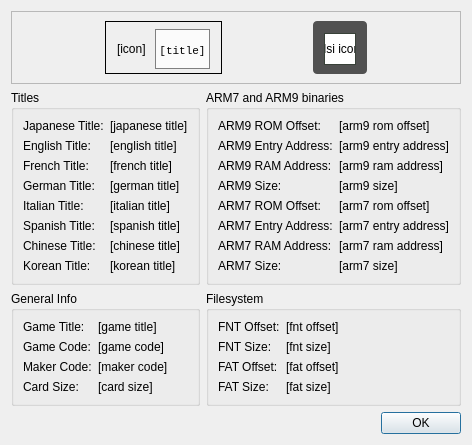
Old version of the form src/frontend/qt_sdl/ROMInfoDialog.ui in the repository melonDS-emu/melonDS.
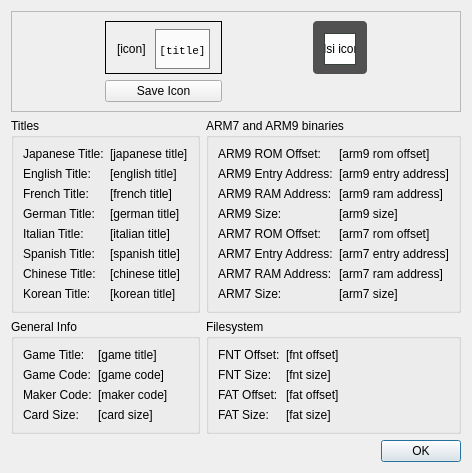
New version of the form.

Commit message: Allow saving icon

```diff
--- a/src/frontend/qt_sdl/ROMInfoDialog.ui
+++ b/src/frontend/qt_sdl/ROMInfoDialog.ui
@@ -7,7 +7,7 @@
     <x>0</x>
     <y>0</y>
     <width>433</width>
-    <height>405</height>
+    <height>434</height>
    </rect>
   </property>
   <property name="sizePolicy">
@@ -20,359 +20,6 @@
    <string>ROM Info - melonDS</string>
   </property>
   <layout class="QGridLayout" name="gridLayout">
-   <item row="1" column="1">
-    <widget class="QGroupBox" name="arm9AndArm7Binaries">
-     <property name="title">
-      <string>ARM7 and ARM9 binaries</string>
-     </property>
-     <layout class="QFormLayout" name="formLayout_2">
-      <item row="0" column="0">
-       <widget class="QLabel" name="label_11">
-        <property name="font">
-         <font>
-          <underline>false</underline>
-         </font>
-        </property>
-        <property name="text">
-         <string>ARM9 ROM Offset: </string>
-        </property>
-       </widget>
-      </item>
-      <item row="0" column="1">
-       <widget class="QLabel" name="arm9RomOffset">
-        <property name="text">
-         <string>[arm9 rom offset]</string>
-        </property>
-       </widget>
-      </item>
-      <item row="1" column="0">
-       <widget class="QLabel" name="label_12">
-        <property name="font">
-         <font>
-          <underline>false</underline>
-         </font>
-        </property>
-        <property name="text">
-         <string>ARM9 Entry Address:</string>
-        </property>
-       </widget>
-      </item>
-      <item row="1" column="1">
-       <widget class="QLabel" name="arm9EntryAddress">
-        <property name="text">
-         <string>[arm9 entry address]</string>
-        </property>
-       </widget>
-      </item>
-      <item row="2" column="0">
-       <widget class="QLabel" name="label_14">
-        <property name="font">
-         <font>
-          <underline>false</underline>
-         </font>
-        </property>
-        <property name="text">
-         <string>ARM9 RAM Address:</string>
-        </property>
-       </widget>
-      </item>
-      <item row="2" column="1">
-       <widget class="QLabel" name="arm9RamAddress">
-        <property name="text">
-         <string>[arm9 ram address]</string>
-        </property>
-       </widget>
-      </item>
-      <item row="3" column="0">
-       <widget class="QLabel" name="label_16">
-        <property name="font">
-         <font>
-          <underline>false</underline>
-         </font>
-        </property>
-        <property name="text">
-         <string>ARM9 Size:</string>
-        </property>
-       </widget>
-      </item>
-      <item row="3" column="1">
-       <widget class="QLabel" name="arm9Size">
-        <property name="text">
-         <string>[arm9 size]</string>
-        </property>
-       </widget>
-      </item>
-      <item row="4" column="0">
-       <widget class="QLabel" name="label_15">
-        <property name="font">
-         <font>
-          <underline>false</underline>
-         </font>
-        </property>
-        <property name="text">
-         <string>ARM7 ROM Offset: </string>
-        </property>
-       </widget>
-      </item>
-      <item row="4" column="1">
-       <widget class="QLabel" name="arm7RomOffset">
-        <property name="text">
-         <string>[arm7 rom offset]</string>
-        </property>
-       </widget>
-      </item>
-      <item row="5" column="0">
-       <widget class="QLabel" name="label_13">
-        <property name="font">
-         <font>
-          <underline>false</underline>
-         </font>
-        </property>
-        <property name="text">
-         <string>ARM7 Entry Address:</string>
-        </property>
-       </widget>
-      </item>
-      <item row="5" column="1">
-       <widget class="QLabel" name="arm7EntryAddress">
-        <property name="text">
-         <string>[arm7 entry address]</string>
-        </property>
-       </widget>
-      </item>
-      <item row="6" column="0">
-       <widget class="QLabel" name="label_18">
-        <property name="font">
-         <font>
-          <underline>false</underline>
-         </font>
-        </property>
-        <property name="text">
-         <string>ARM7 RAM Address:</string>
-        </property>
-       </widget>
-      </item>
-      <item row="6" column="1">
-       <widget class="QLabel" name="arm7RamAddress">
-        <property name="text">
-         <string>[arm7 ram address]</string>
-        </property>
-       </widget>
-      </item>
-      <item row="7" column="0">
-       <widget class="QLabel" name="label_17">
-        <property name="font">
-         <font>
-          <underline>false</underline>
-         </font>
-        </property>
-        <property name="text">
-         <string>ARM7 Size:</string>
-        </property>
-       </widget>
-      </item>
-      <item row="7" column="1">
-       <widget class="QLabel" name="arm7Size">
-        <property name="text">
-         <string>[arm7 size]</string>
-        </property>
-       </widget>
-      </item>
-     </layout>
-    </widget>
-   </item>
-   <item row="3" column="0" colspan="2">
-    <widget class="QDialogButtonBox" name="buttonBox">
-     <property name="orientation">
-      <enum>Qt::Horizontal</enum>
-     </property>
-     <property name="standardButtons">
-      <set>QDialogButtonBox::Ok</set>
-     </property>
-    </widget>
-   </item>
-   <item row="2" column="0">
-    <widget class="QGroupBox" name="generalInfo">
-     <property name="sizePolicy">
-      <sizepolicy hsizetype="MinimumExpanding" vsizetype="MinimumExpanding">
-       <horstretch>0</horstretch>
-       <verstretch>0</verstretch>
-      </sizepolicy>
-     </property>
-     <property name="title">
-      <string>General Info</string>
-     </property>
-     <layout class="QFormLayout" name="formLayout_3">
-      <item row="0" column="0">
-       <widget class="QLabel" name="label">
-        <property name="font">
-         <font>
-          <underline>false</underline>
-         </font>
-        </property>
-        <property name="text">
-         <string>Game Title:</string>
-        </property>
-       </widget>
-      </item>
-      <item row="0" column="1">
-       <widget class="QLabel" name="gameTitle">
-        <property name="text">
-         <string>[game title]</string>
-        </property>
-       </widget>
-      </item>
-      <item row="1" column="0">
-       <widget class="QLabel" name="label_8">
-        <property name="font">
-         <font>
-          <underline>false</underline>
-         </font>
-        </property>
-        <property name="text">
-         <string>Game Code:</string>
-        </property>
-       </widget>
-      </item>
-      <item row="1" column="1">
-       <widget class="QLabel" name="gameCode">
-        <property name="text">
-         <string>[game code]</string>
-        </property>
-       </widget>
-      </item>
-      <item row="2" column="0">
-       <widget class="QLabel" name="label_9">
-        <property name="font">
-         <font>
-          <underline>false</underline>
-         </font>
-        </property>
-        <property name="text">
-         <string>Maker Code:</string>
-        </property>
-       </widget>
-      </item>
-      <item row="2" column="1">
-       <widget class="QLabel" name="makerCode">
-        <property name="text">
-         <string>[maker code]</string>
-        </property>
-       </widget>
-      </item>
-      <item row="3" column="0">
-       <widget class="QLabel" name="label_10">
-        <property name="font">
-         <font>
-          <underline>false</underline>
-         </font>
-        </property>
-        <property name="text">
-         <string>Card Size:</string>
-        </property>
-       </widget>
-      </item>
-      <item row="3" column="1">
-       <widget class="QLabel" name="cardSize">
-        <property name="text">
-         <string>[card size]</string>
-        </property>
-       </widget>
-      </item>
-     </layout>
-    </widget>
-   </item>
-   <item row="2" column="1">
-    <widget class="QGroupBox" name="filesystem">
-     <property name="sizePolicy">
-      <sizepolicy hsizetype="MinimumExpanding" vsizetype="MinimumExpanding">
-       <horstretch>0</horstretch>
-       <verstretch>0</verstretch>
-      </sizepolicy>
-     </property>
-     <property name="title">
-      <string>Filesystem</string>
-     </property>
-     <layout class="QFormLayout" name="formLayout_4">
-      <item row="0" column="0">
-       <widget class="QLabel" name="label_19">
-        <property name="font">
-         <font>
-          <underline>false</underline>
-         </font>
-        </property>
-        <property name="text">
-         <string>FNT Offset:</string>
-        </property>
-       </widget>
-      </item>
-      <item row="0" column="1">
-       <widget class="QLabel" name="fntOffset">
-        <property name="text">
-         <string>[fnt offset]</string>
-        </property>
-       </widget>
-      </item>
-      <item row="1" column="0">
-       <widget class="QLabel" name="label_20">
-        <property name="font">
-         <font>
-          <underline>false</underline>
-         </font>
-        </property>
-        <property name="text">
-         <string>FNT Size:</string>
-        </property>
-       </widget>
-      </item>
-      <item row="1" column="1">
-       <widget class="QLabel" name="fntSize">
-        <property name="text">
-         <string>[fnt size]</string>
-        </property>
-       </widget>
-      </item>
-      <item row="2" column="0">
-       <widget class="QLabel" name="label_21">
-        <property name="font">
-         <font>
-          <underline>false</underline>
-         </font>
-        </property>
-        <property name="text">
-         <string>FAT Offset:</string>
-        </property>
-       </widget>
-      </item>
-      <item row="2" column="1">
-       <widget class="QLabel" name="fatOffset">
-        <property name="text">
-         <string>[fat offset]</string>
-        </property>
-       </widget>
-      </item>
-      <item row="3" column="0">
-       <widget class="QLabel" name="label_22">
-        <property name="font">
-         <font>
-          <underline>false</underline>
-         </font>
-        </property>
-        <property name="text">
-         <string>FAT Size:</string>
-        </property>
-       </widget>
-      </item>
-      <item row="3" column="1">
-       <widget class="QLabel" name="fatSize">
-        <property name="text">
-         <string>[fat size]</string>
-        </property>
-       </widget>
-      </item>
-     </layout>
-    </widget>
-   </item>
    <item row="0" column="0" colspan="2">
     <widget class="QFrame" name="frame_2">
      <property name="frameShape">
@@ -618,10 +265,56 @@
         </layout>
        </widget>
       </item>
+      <item row="0" column="0">
+       <spacer name="horizontalSpacer">
+        <property name="orientation">
+         <enum>Qt::Horizontal</enum>
+        </property>
+        <property name="sizeHint" stdset="0">
+         <size>
+          <width>55</width>
+          <height>20</height>
+         </size>
+        </property>
+       </spacer>
+      </item>
+      <item row="0" column="4">
+       <spacer name="horizontalSpacer_3">
+        <property name="orientation">
+         <enum>Qt::Horizontal</enum>
+        </property>
+        <property name="sizeHint" stdset="0">
+         <size>
+          <width>40</width>
+          <height>20</height>
+         </size>
+        </property>
+       </spacer>
+      </item>
+      <item row="0" column="2">
+       <spacer name="horizontalSpacer_2">
+        <property name="orientation">
+         <enum>Qt::Horizontal</enum>
+        </property>
+        <property name="sizeHint" stdset="0">
+         <size>
+          <width>40</width>
+          <height>20</height>
+         </size>
+        </property>
+       </spacer>
+      </item>
+      <item row="1" column="1">
+       <widget class="QPushButton" name="saveIconButton">
+        <property name="text">
+         <string>Save Icon</string>
+        </property>
+       </widget>
+      </item>
      </layout>
     </widget>
    </item>
-   <item row="1" column="0">
+   <item row="2" column="0">
     <widget class="QGroupBox" name="titles">
      <property name="sizePolicy">
       <sizepolicy hsizetype="MinimumExpanding" vsizetype="MinimumExpanding">
@@ -788,6 +481,359 @@
      </layout>
     </widget>
    </item>
+   <item row="2" column="1">
+    <widget class="QGroupBox" name="arm9AndArm7Binaries">
+     <property name="title">
+      <string>ARM7 and ARM9 binaries</string>
+     </property>
+     <layout class="QFormLayout" name="formLayout_2">
+      <item row="0" column="0">
+       <widget class="QLabel" name="label_11">
+        <property name="font">
+         <font>
+          <underline>false</underline>
+         </font>
+        </property>
+        <property name="text">
+         <string>ARM9 ROM Offset: </string>
+        </property>
+       </widget>
+      </item>
+      <item row="0" column="1">
+       <widget class="QLabel" name="arm9RomOffset">
+        <property name="text">
+         <string>[arm9 rom offset]</string>
+        </property>
+       </widget>
+      </item>
+      <item row="1" column="0">
+       <widget class="QLabel" name="label_12">
+        <property name="font">
+         <font>
+          <underline>false</underline>
+         </font>
+        </property>
+        <property name="text">
+         <string>ARM9 Entry Address:</string>
+        </property>
+       </widget>
+      </item>
+      <item row="1" column="1">
+       <widget class="QLabel" name="arm9EntryAddress">
+        <property name="text">
+         <string>[arm9 entry address]</string>
+        </property>
+       </widget>
+      </item>
+      <item row="2" column="0">
+       <widget class="QLabel" name="label_14">
+        <property name="font">
+         <font>
+          <underline>false</underline>
+         </font>
+        </property>
+        <property name="text">
+         <string>ARM9 RAM Address:</string>
+        </property>
+       </widget>
+      </item>
+      <item row="2" column="1">
+       <widget class="QLabel" name="arm9RamAddress">
+        <property name="text">
+         <string>[arm9 ram address]</string>
+        </property>
+       </widget>
+      </item>
+      <item row="3" column="0">
+       <widget class="QLabel" name="label_16">
+        <property name="font">
+         <font>
+          <underline>false</underline>
+         </font>
+        </property>
+        <property name="text">
+         <string>ARM9 Size:</string>
+        </property>
+       </widget>
+      </item>
+      <item row="3" column="1">
+       <widget class="QLabel" name="arm9Size">
+        <property name="text">
+         <string>[arm9 size]</string>
+        </property>
+       </widget>
+      </item>
+      <item row="4" column="0">
+       <widget class="QLabel" name="label_15">
+        <property name="font">
+         <font>
+          <underline>false</underline>
+         </font>
+        </property>
+        <property name="text">
+         <string>ARM7 ROM Offset: </string>
+        </property>
+       </widget>
+      </item>
+      <item row="4" column="1">
+       <widget class="QLabel" name="arm7RomOffset">
+        <property name="text">
+         <string>[arm7 rom offset]</string>
+        </property>
+       </widget>
+      </item>
+      <item row="5" column="0">
+       <widget class="QLabel" name="label_13">
+        <property name="font">
+         <font>
+          <underline>false</underline>
+         </font>
+        </property>
+        <property name="text">
+         <string>ARM7 Entry Address:</string>
+        </property>
+       </widget>
+      </item>
+      <item row="5" column="1">
+       <widget class="QLabel" name="arm7EntryAddress">
+        <property name="text">
+         <string>[arm7 entry address]</string>
+        </property>
+       </widget>
+      </item>
+      <item row="6" column="0">
+       <widget class="QLabel" name="label_18">
+        <property name="font">
+         <font>
+          <underline>false</underline>
+         </font>
+        </property>
+        <property name="text">
+         <string>ARM7 RAM Address:</string>
+        </property>
+       </widget>
+      </item>
+      <item row="6" column="1">
+       <widget class="QLabel" name="arm7RamAddress">
+        <property name="text">
+         <string>[arm7 ram address]</string>
+        </property>
+       </widget>
+      </item>
+      <item row="7" column="0">
+       <widget class="QLabel" name="label_17">
+        <property name="font">
+         <font>
+          <underline>false</underline>
+         </font>
+        </property>
+        <property name="text">
+         <string>ARM7 Size:</string>
+        </property>
+       </widget>
+      </item>
+      <item row="7" column="1">
+       <widget class="QLabel" name="arm7Size">
+        <property name="text">
+         <string>[arm7 size]</string>
+        </property>
+       </widget>
+      </item>
+     </layout>
+    </widget>
+   </item>
+   <item row="3" column="1">
+    <widget class="QGroupBox" name="filesystem">
+     <property name="sizePolicy">
+      <sizepolicy hsizetype="MinimumExpanding" vsizetype="MinimumExpanding">
+       <horstretch>0</horstretch>
+       <verstretch>0</verstretch>
+      </sizepolicy>
+     </property>
+     <property name="title">
+      <string>Filesystem</string>
+     </property>
+     <layout class="QFormLayout" name="formLayout_4">
+      <item row="0" column="0">
+       <widget class="QLabel" name="label_19">
+        <property name="font">
+         <font>
+          <underline>false</underline>
+         </font>
+        </property>
+        <property name="text">
+         <string>FNT Offset:</string>
+        </property>
+       </widget>
+      </item>
+      <item row="0" column="1">
+       <widget class="QLabel" name="fntOffset">
+        <property name="text">
+         <string>[fnt offset]</string>
+        </property>
+       </widget>
+      </item>
+      <item row="1" column="0">
+       <widget class="QLabel" name="label_20">
+        <property name="font">
+         <font>
+          <underline>false</underline>
+         </font>
+        </property>
+        <property name="text">
+         <string>FNT Size:</string>
+        </property>
+       </widget>
+      </item>
+      <item row="1" column="1">
+       <widget class="QLabel" name="fntSize">
+        <property name="text">
+         <string>[fnt size]</string>
+        </property>
+       </widget>
+      </item>
+      <item row="2" column="0">
+       <widget class="QLabel" name="label_21">
+        <property name="font">
+         <font>
+          <underline>false</underline>
+         </font>
+        </property>
+        <property name="text">
+         <string>FAT Offset:</string>
+        </property>
+       </widget>
+      </item>
+      <item row="2" column="1">
+       <widget class="QLabel" name="fatOffset">
+        <property name="text">
+         <string>[fat offset]</string>
+        </property>
+       </widget>
+      </item>
+      <item row="3" column="0">
+       <widget class="QLabel" name="label_22">
+        <property name="font">
+         <font>
+          <underline>false</underline>
+         </font>
+        </property>
+        <property name="text">
+         <string>FAT Size:</string>
+        </property>
+       </widget>
+      </item>
+      <item row="3" column="1">
+       <widget class="QLabel" name="fatSize">
+        <property name="text">
+         <string>[fat size]</string>
+        </property>
+       </widget>
+      </item>
+     </layout>
+    </widget>
+   </item>
+   <item row="3" column="0">
+    <widget class="QGroupBox" name="generalInfo">
+     <property name="sizePolicy">
+      <sizepolicy hsizetype="MinimumExpanding" vsizetype="MinimumExpanding">
+       <horstretch>0</horstretch>
+       <verstretch>0</verstretch>
+      </sizepolicy>
+     </property>
+     <property name="title">
+      <string>General Info</string>
+     </property>
+     <layout class="QFormLayout" name="formLayout_3">
+      <item row="0" column="0">
+       <widget class="QLabel" name="label">
+        <property name="font">
+         <font>
+          <underline>false</underline>
+         </font>
+        </property>
+        <property name="text">
+         <string>Game Title:</string>
+        </property>
+       </widget>
+      </item>
+      <item row="0" column="1">
+       <widget class="QLabel" name="gameTitle">
+        <property name="text">
+         <string>[game title]</string>
+        </property>
+       </widget>
+      </item>
+      <item row="1" column="0">
+       <widget class="QLabel" name="label_8">
+        <property name="font">
+         <font>
+          <underline>false</underline>
+         </font>
+        </property>
+        <property name="text">
+         <string>Game Code:</string>
+        </property>
+       </widget>
+      </item>
+      <item row="1" column="1">
+       <widget class="QLabel" name="gameCode">
+        <property name="text">
+         <string>[game code]</string>
+        </property>
+       </widget>
+      </item>
+      <item row="2" column="0">
+       <widget class="QLabel" name="label_9">
+        <property name="font">
+         <font>
+          <underline>false</underline>
+         </font>
+        </property>
+        <property name="text">
+         <string>Maker Code:</string>
+        </property>
+       </widget>
+      </item>
+      <item row="2" column="1">
+       <widget class="QLabel" name="makerCode">
+        <property name="text">
+         <string>[maker code]</string>
+        </property>
+       </widget>
+      </item>
+      <item row="3" column="0">
+       <widget class="QLabel" name="label_10">
+        <property name="font">
+         <font>
+          <underline>false</underline>
+         </font>
+        </property>
+        <property name="text">
+         <string>Card Size:</string>
+        </property>
+       </widget>
+      </item>
+      <item row="3" column="1">
+       <widget class="QLabel" name="cardSize">
+        <property name="text">
+         <string>[card size]</string>
+        </property>
+       </widget>
+      </item>
+     </layout>
+    </widget>
+   </item>
+   <item row="4" column="0" colspan="2">
+    <widget class="QDialogButtonBox" name="buttonBox">
+     <property name="orientation">
+      <enum>Qt::Horizontal</enum>
+     </property>
+     <property name="standardButtons">
+      <set>QDialogButtonBox::Ok</set>
+     </property>
+    </widget>
+   </item>
   </layout>
  </widget>
  <resources/>
```
Left out of the diff: 39 changed lines with no effect on the pictures. The commit also changes 2 other files.
